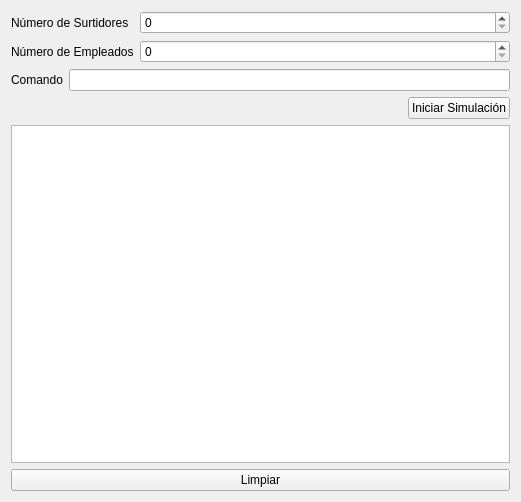
Qt form tp1/mainwindow.ui (fedefarina/concu20141c) before a commit.
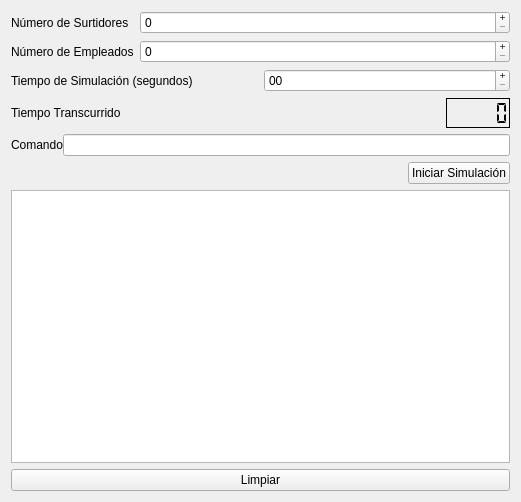
The same form after that commit.

Commit message: Arreglo el layout, merge de las clases, pongo tambien el control del tiempo real

Diff of the .ui file:
```diff
--- a/tp1/mainwindow.ui
+++ b/tp1/mainwindow.ui
@@ -47,15 +47,160 @@
        </widget>
       </item>
       <item row="0" column="1">
-       <widget class="QSpinBox" name="nSurtidores"/>
+       <widget class="QSpinBox" name="nSurtidores">
+        <property name="buttonSymbols">
+         <enum>QAbstractSpinBox::PlusMinus</enum>
+        </property>
+       </widget>
       </item>
       <item row="1" column="1">
-       <widget class="QSpinBox" name="nEmpleados"/>
+       <widget class="QSpinBox" name="nEmpleados">
+        <property name="buttonSymbols">
+         <enum>QAbstractSpinBox::PlusMinus</enum>
+        </property>
+       </widget>
+      </item>
+     </layout>
+    </item>
+    <item>
+     <layout class="QHBoxLayout" name="horizontalLayout_3">
+      <property name="bottomMargin">
+       <number>0</number>
+      </property>
+      <item>
+       <widget class="QLabel" name="label">
+        <property name="text">
+         <string>Tiempo de Simulación (segundos)</string>
+        </property>
+       </widget>
+      </item>
+      <item>
+       <widget class="QTimeEdit" name="timeEdit">
+        <property name="buttonSymbols">
+         <enum>QAbstractSpinBox::PlusMinus</enum>
+        </property>
+        <property name="maximumDate">
+         <date>
+          <year>2000</year>
+          <month>1</month>
+          <day>1</day>
+         </date>
+        </property>
+        <property name="currentSection">
+         <enum>QDateTimeEdit::SecondSection</enum>
+        </property>
+        <property name="displayFormat">
+         <string>ss</string>
+        </property>
+        <property name="currentSectionIndex">
+         <number>0</number>
+        </property>
+       </widget>
+      </item>
+     </layout>
+    </item>
+    <item>
+     <layout class="QHBoxLayout" name="horizontalLayout_4">
+      <property name="topMargin">
+       <number>0</number>
+      </property>
+      <item>
+       <widget class="QLabel" name="timeLabel">
+        <property name="layoutDirection">
+         <enum>Qt::LeftToRight</enum>
+        </property>
+        <property name="autoFillBackground">
+         <bool>true</bool>
+        </property>
+        <property name="lineWidth">
+         <number>1</number>
+        </property>
+        <property name="text">
+         <string>Tiempo Transcurrido</string>
+        </property>
+        <property name="scaledContents">
+         <bool>false</bool>
+        </property>
+        <property name="alignment">
+         <set>Qt::AlignLeading|Qt::AlignLeft|Qt::AlignVCenter</set>
+        </property>
+        <property name="wordWrap">
+         <bool>true</bool>
+        </property>
+        <property name="margin">
+         <number>0</number>
+        </property>
+        <property name="indent">
+         <number>-1</number>
+        </property>
+        <property name="openExternalLinks">
+         <bool>true</bool>
+        </property>
+       </widget>
+      </item>
+      <item>
+       <spacer name="horizontalSpacer_2">
+        <property name="orientation">
+         <enum>Qt::Horizontal</enum>
+        </property>
+        <property name="sizeType">
+         <enum>QSizePolicy::Fixed</enum>
+        </property>
+        <property name="sizeHint" stdset="0">
+         <size>
+          <width>244</width>
+          <height>30</height>
+         </size>
+        </property>
+       </spacer>
+      </item>
+      <item>
+       <widget class="QLCDNumber" name="timeDisplay">
+        <property name="enabled">
+         <bool>true</bool>
+        </property>
+        <property name="sizePolicy">
+         <sizepolicy hsizetype="Fixed" vsizetype="Minimum">
+          <horstretch>0</horstretch>
+          <verstretch>0</verstretch>
+         </sizepolicy>
+        </property>
+        <property name="minimumSize">
+         <size>
+          <width>60</width>
+          <height>0</height>
+         </size>
+        </property>
+        <property name="focusPolicy">
+         <enum>Qt::StrongFocus</enum>
+        </property>
+        <property name="frameShape">
+         <enum>QFrame::Box</enum>
+        </property>
+        <property name="frameShadow">
+         <enum>QFrame::Plain</enum>
+        </property>
+        <property name="smallDecimalPoint">
+         <bool>false</bool>
+        </property>
+        <property name="digitCount">
+         <number>5</number>
+        </property>
+        <property name="segmentStyle">
+         <enum>QLCDNumber::Flat</enum>
+        </property>
+       </widget>
       </item>
      </layout>
     </item>
     <item>
      <layout class="QHBoxLayout" name="horizontalLayout_2">
+      <property name="spacing">
+       <number>0</number>
+      </property>
+      <property name="topMargin">
+       <number>0</number>
+      </property>
       <property name="bottomMargin">
        <number>0</number>
       </property>
@@ -78,6 +223,9 @@
         <property name="orientation">
          <enum>Qt::Horizontal</enum>
         </property>
+        <property name="sizeType">
+         <enum>QSizePolicy::Expanding</enum>
+        </property>
         <property name="sizeHint" stdset="0">
          <size>
           <width>40</width>
@@ -109,6 +257,12 @@
       <property name="mouseTracking">
        <bool>true</bool>
       </property>
+      <property name="focusPolicy">
+       <enum>Qt::NoFocus</enum>
+      </property>
+      <property name="frameShadow">
+       <enum>QFrame::Plain</enum>
+      </property>
       <property name="readOnly">
        <bool>true</bool>
       </property>
```
The commit also changes 5 other files.
